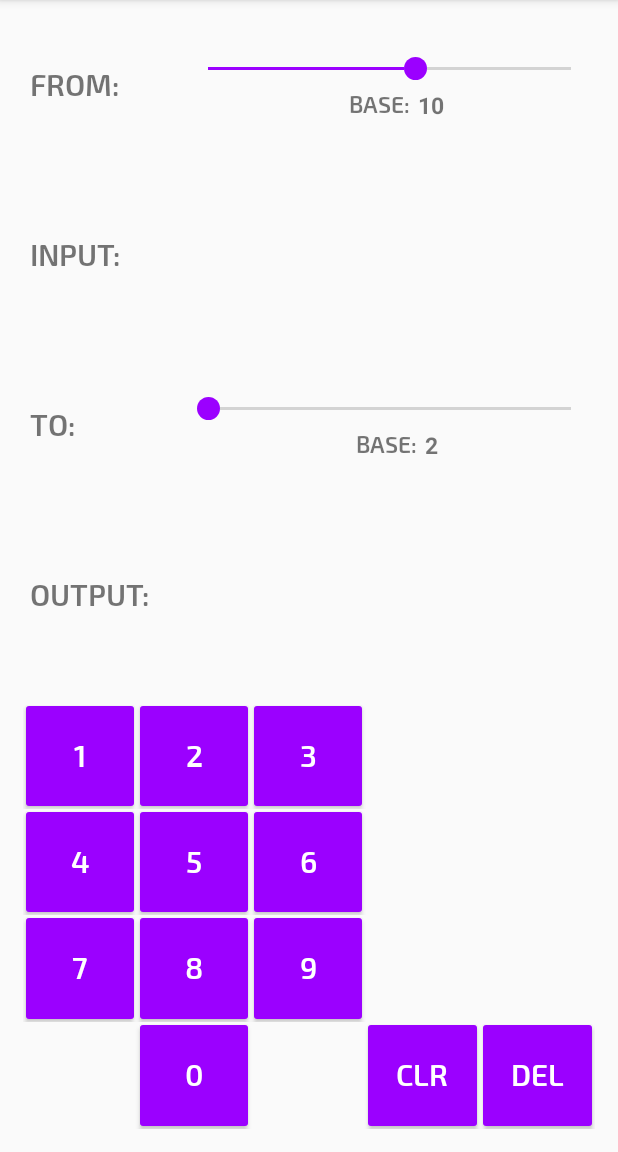
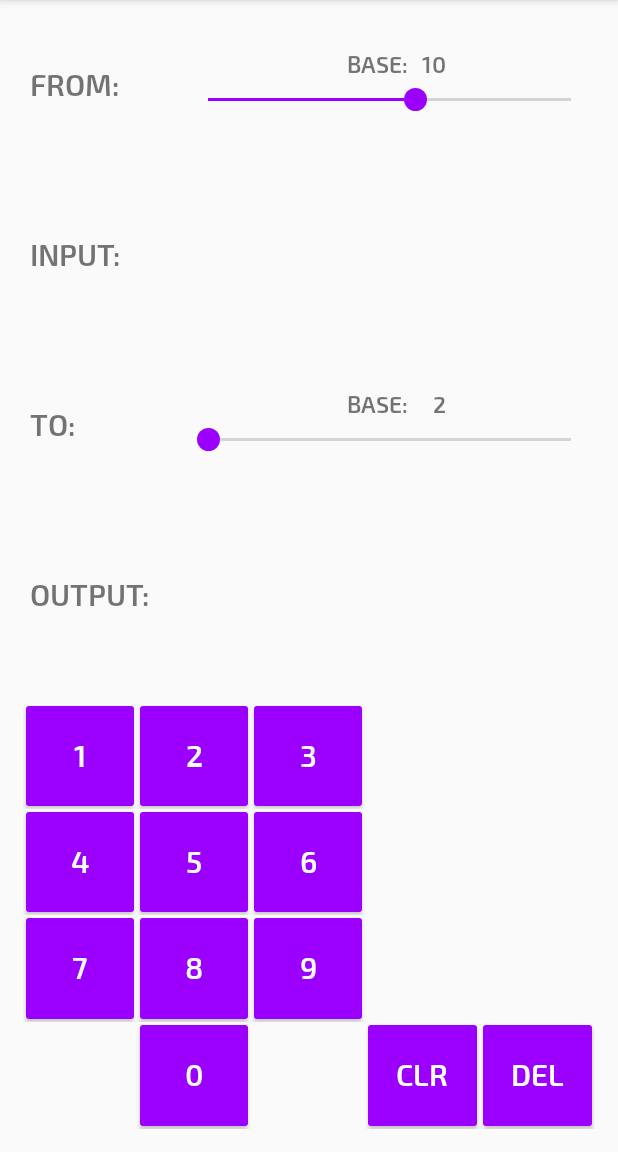
Before and after one commit to nicoqueijo/Android-Base-Converter, an Android app: the screen it shows after launch (MainActivity), on a phone screen of 412 x 824 dp, the part 84-1236 px from its top. Run offline under Robolectric (Android 15) with nearby library versions, the phone set to English and light mode, and no system bars.

Commit message:
made many small layout fixes

```diff
--- a/app/src/main/java/com/nicoqueijo/android/baseconverter/MainActivity.java
+++ b/app/src/main/java/com/nicoqueijo/android/baseconverter/MainActivity.java
@@ -25,8 +25,8 @@ import java.util.ArrayList;
  */
 public class MainActivity extends AppCompatActivity {
 
-    private final String EXO_2_SEMIBOLD_FONT_PATH = "fonts/Exo_2/Exo2-SemiBold.ttf";
-    private final String EXO_2_REGULAR_FONT_PATH = "fonts/Exo_2/Exo2-Regular.ttf";
+    private static final String EXO_2_SEMIBOLD_FONT_PATH = "fonts/Exo_2/Exo2-SemiBold.ttf";
+    private static final String EXO_2_REGULAR_FONT_PATH = "fonts/Exo_2/Exo2-Regular.ttf";
     private final String COPIED_TO_CLIPBOARD_MESSAGE = "Copied to clipboard!";
 
     private final int SEEKBAR_FROM_START_LOCATION = 8;
@@ -163,9 +163,10 @@ public class MainActivity extends AppCompatActivity {
 
         mAllViewsArray = new View[]{
                 mFromLabel, mToLabel, mInputLabel, mOutputLabel, mBaseToLabel, mBaseFromLabel,
-                mInputValueLabel, mOutputValueLabel, mButton0, mButton1, mButton2, mButton3, mButton4,
-                mButton5, mButton6, mButton7, mButton8, mButton9, mButtonA, mButtonB,
-                mButtonC, mButtonD, mButtonE, mButtonF, mButtonDel, mButtonClr
+                mBaseToNumberLabel, mBaseFromNumberLabel, mInputValueLabel, mOutputValueLabel,
+                mButton0, mButton1, mButton2, mButton3, mButton4, mButton5, mButton6, mButton7,
+                mButton8, mButton9, mButtonA, mButtonB, mButtonC, mButtonD, mButtonE, mButtonF,
+                mButtonDel, mButtonClr
         };
 
         mCustomFontSemiBold = Typeface.createFromAsset(getAssets(), EXO_2_SEMIBOLD_FONT_PATH);
--- a/app/src/main/res/drawable/custom_button.xml
+++ b/app/src/main/res/drawable/custom_button.xml
@@ -1,5 +1,6 @@
 <?xml version="1.0" encoding="utf-8"?>
-<shape xmlns:android="http://schemas.android.com/apk/res/android">
+<shape xmlns:android="http://schemas.android.com/apk/res/android"
+       android:shape="rectangle">
     <corners android:radius="2dp"/>
     <padding
         android:bottom="10dp"
--- a/app/src/main/res/drawable/custom_thumb.xml
+++ b/app/src/main/res/drawable/custom_thumb.xml
@@ -1,10 +1,8 @@
 <?xml version="1.0" encoding="utf-8"?>
 <shape xmlns:android="http://schemas.android.com/apk/res/android"
        android:shape="oval">
-
     <size
         android:width="15dp"
         android:height="15dp"/>
     <solid android:color="@color/colorPrimary"/>
-
 </shape>
--- a/app/src/main/res/layout-land/activity_main.xml
+++ b/app/src/main/res/layout-land/activity_main.xml
@@ -22,22 +22,22 @@
 
             <TextView
                 android:id="@+id/from_label"
-                style="@style/TextLabelStyleLandscape"
+                style="@style/TextLabelStyle.Landscape"
                 android:text="@string/from"/>
 
             <TextView
                 android:id="@+id/input_label"
-                style="@style/TextLabelStyleLandscape"
+                style="@style/TextLabelStyle.Landscape"
                 android:text="@string/input"/>
 
             <TextView
                 android:id="@+id/to_label"
-                style="@style/TextLabelStyleLandscape"
+                style="@style/TextLabelStyle.Landscape"
                 android:text="@string/to"/>
 
             <TextView
                 android:id="@+id/output_label"
-                style="@style/TextLabelStyleLandscape"
+                style="@style/TextLabelStyle.Landscape"
                 android:text="@string/output"/>
 
         </LinearLayout>
@@ -57,10 +57,6 @@
                 android:gravity="center_vertical"
                 android:orientation="vertical">
 
-                <SeekBar
-                    android:id="@+id/seekbar_from_controller"
-                    style="@style/SeekBarStyle"/>
-
                 <LinearLayout
                     android:layout_width="match_parent"
                     android:layout_height="wrap_content"
@@ -73,14 +69,14 @@
 
                     <TextView
                         android:id="@+id/base_from_number_label"
-                        android:layout_width="wrap_content"
-                        android:layout_height="wrap_content"
-                        android:paddingLeft="5dp"
-                        android:text="10"
-                        android:textSize="15dp"
-                        android:textStyle="bold"/>
+                        style="@style/BaseNumberLabelStyle"
+                        android:text="@string/base_from_starting_point"/>
 
                 </LinearLayout>
+
+                <SeekBar
+                    android:id="@+id/seekbar_from_controller"
+                    style="@style/SeekBarStyle"/>
 
             </LinearLayout>
 
@@ -106,10 +102,6 @@
                 android:gravity="center_vertical"
                 android:orientation="vertical">
 
-                <SeekBar
-                    android:id="@+id/seekbar_to_controller"
-                    style="@style/SeekBarStyle"/>
-
                 <LinearLayout
                     android:layout_width="match_parent"
                     android:layout_height="wrap_content"
@@ -122,14 +114,14 @@
 
                     <TextView
                         android:id="@+id/base_to_number_label"
-                        android:layout_width="wrap_content"
-                        android:layout_height="wrap_content"
-                        android:paddingLeft="5dp"
-                        android:text="2"
-                        android:textSize="15dp"
-                        android:textStyle="bold"/>
+                        style="@style/BaseNumberLabelStyle"
+                        android:text="@string/base_to_starting_point"/>
 
                 </LinearLayout>
+
+                <SeekBar
+                    android:id="@+id/seekbar_to_controller"
+                    style="@style/SeekBarStyle"/>
 
             </LinearLayout>
 
@@ -155,20 +147,73 @@
         android:id="@+id/buttons_container"
         android:layout_width="0dp"
         android:layout_height="match_parent"
-        android:layout_margin="5dp"
-        android:layout_weight="5">
+        android:layout_marginBottom="12dp"
+        android:layout_marginLeft="5dp"
+        android:layout_marginRight="12dp"
+        android:layout_marginTop="12dp"
+        android:layout_weight="4">
 
         <LinearLayout
             android:id="@+id/buttons_grid"
             android:layout_width="match_parent"
             android:layout_height="match_parent"
             android:orientation="vertical"
-            android:weightSum="4">
+            android:weightSum="6">
 
             <!-- First Row -->
             <LinearLayout
                 android:id="@+id/buttons_first_row"
-                style="@style/ButtonRowStyle">
+                style="@style/ButtonRowStyle.Landscape">
+
+                <Button
+                    android:id="@+id/button_A"
+                    style="@style/ButtonStyle"
+                    android:text="@string/button_A"
+                    android:visibility="invisible"/>
+
+                <Button
+                    android:id="@+id/button_B"
+                    style="@style/ButtonStyle"
+                    android:text="@string/button_B"
+                    android:visibility="invisible"/>
+
+                <Button
+                    android:id="@+id/button_C"
+                    style="@style/ButtonStyle"
+                    android:text="@string/button_C"
+                    android:visibility="invisible"/>
+
+            </LinearLayout>
+
+            <!-- Second Row -->
+            <LinearLayout
+                android:id="@+id/buttons_second_row"
+                style="@style/ButtonRowStyle.Landscape">
+
+                <Button
+                    android:id="@+id/button_D"
+                    style="@style/ButtonStyle"
+                    android:text="@string/button_D"
+                    android:visibility="invisible"/>
+
+                <Button
+                    android:id="@+id/button_E"
+                    style="@style/ButtonStyle"
+                    android:text="@string/button_E"
+                    android:visibility="invisible"/>
+
+                <Button
+                    android:id="@+id/button_F"
+                    style="@style/ButtonStyle"
+                    android:text="@string/button_F"
+                    android:visibility="invisible"/>
+
+            </LinearLayout>
+
+            <!-- Third Row -->
+            <LinearLayout
+                android:id="@+id/buttons_third_row"
+                style="@style/ButtonRowStyle.Landscape">
 
                 <Button
                     android:id="@+id/button_1"
@@ -188,24 +233,12 @@
                     android:text="@string/button_3"
                     android:visibility="visible"/>
 
-                <Button
-                    android:id="@+id/button_A"
-                    style="@style/ButtonStyle"
-                    android:text="@string/button_A"
-                    android:visibility="invisible"/>
-
-                <Button
-                    android:id="@+id/button_B"
-                    style="@style/ButtonStyle"
-                    android:text="@string/button_B"
-                    android:visibility="invisible"/>
-
             </LinearLayout>
 
-            <!-- Second Row -->
+            <!-- Fourth Row -->
             <LinearLayout
-                android:id="@+id/buttons_second_row"
-                style="@style/ButtonRowStyle">
+                android:id="@+id/buttons_fourth_row"
+                style="@style/ButtonRowStyle.Landscape">
 
                 <Button
                     android:id="@+id/button_4"
@@ -225,24 +258,12 @@
                     android:text="@string/button_6"
                     android:visibility="visible"/>
 
-                <Button
-                    android:id="@+id/button_C"
-                    style="@style/ButtonStyle"
-                    android:text="@string/button_C"
-                    android:visibility="invisible"/>
-
-                <Button
-                    android:id="@+id/button_D"
-                    style="@style/ButtonStyle"
-                    android:text="@string/button_D"
-                    android:visibility="invisible"/>
-
             </LinearLayout>
 
-            <!-- Third Row -->
+            <!-- Fifth Row -->
             <LinearLayout
-                android:id="@+id/buttons_third_row"
-                style="@style/ButtonRowStyle">
+                android:id="@+id/buttons_fifth_row"
+                style="@style/ButtonRowStyle.Landscape">
 
                 <Button
                     android:id="@+id/button_7"
@@ -262,44 +283,18 @@
                     android:text="@string/button_9"
                     android:visibility="visible"/>
 
-                <Button
-                    android:id="@+id/button_E"
-                    style="@style/ButtonStyle"
-                    android:text="@string/button_E"
-                    android:visibility="invisible"/>
-
-                <Button
-                    android:id="@+id/button_F"
-                    style="@style/ButtonStyle"
-                    android:text="@string/button_F"
-                    android:visibility="invisible"/>
-
             </LinearLayout>
 
-            <!-- Fourth Row -->
+            <!-- Sixth Row -->
             <LinearLayout
-                android:id="@+id/buttons_fourth_row"
-                style="@style/ButtonRowStyle">
-
-                <Button
-                    android:layout_width="0dp"
-                    android:layout_height="match_parent"
-                    android:layout_margin="2dp"
-                    android:layout_weight="1"
-                    android:visibility="invisible"/>
+                android:id="@+id/buttons_sixth_row"
+                style="@style/ButtonRowStyle.Landscape">
 
                 <Button
                     android:id="@+id/button_0"
                     style="@style/ButtonStyle"
                     android:text="@string/button_0"
                     android:visibility="visible"/>
-
-                <Button
-                    android:layout_width="0dp"
-                    android:layout_height="match_parent"
-                    android:layout_margin="2dp"
-                    android:layout_weight="1"
-                    android:visibility="invisible"/>
 
                 <Button
                     android:id="@+id/button_clr"
--- a/app/src/main/res/layout/activity_main.xml
+++ b/app/src/main/res/layout/activity_main.xml
@@ -23,22 +23,22 @@
 
             <TextView
                 android:id="@+id/from_label"
-                style="@style/TextLabelStylePortrait"
+                style="@style/TextLabelStyle.Portrait"
                 android:text="@string/from"/>
 
             <TextView
                 android:id="@+id/input_label"
-                style="@style/TextLabelStylePortrait"
+                style="@style/TextLabelStyle.Portrait"
                 android:text="@string/input"/>
 
             <TextView
                 android:id="@+id/to_label"
-                style="@style/TextLabelStylePortrait"
+                style="@style/TextLabelStyle.Portrait"
                 android:text="@string/to"/>
 
             <TextView
                 android:id="@+id/output_label"
-                style="@style/TextLabelStylePortrait"
+                style="@style/TextLabelStyle.Portrait"
                 android:text="@string/output"/>
 
         </LinearLayout>
@@ -58,10 +58,6 @@
                 android:gravity="center_vertical"
                 android:orientation="vertical">
 
-                <SeekBar
-                    android:id="@+id/seekbar_from_controller"
-                    style="@style/SeekBarStyle"/>
-
                 <LinearLayout
                     android:layout_width="match_parent"
                     android:layout_height="wrap_content"
@@ -74,14 +70,14 @@
 
                     <TextView
                         android:id="@+id/base_from_number_label"
-                        android:layout_width="wrap_content"
-                        android:layout_height="wrap_content"
-                        android:paddingLeft="5dp"
-                        android:text="10"
-                        android:textSize="15dp"
-                        android:textStyle="bold"/>
+                        style="@style/BaseNumberLabelStyle"
+                        android:text="@string/base_from_starting_point"/>
 
                 </LinearLayout>
+
+                <SeekBar
+                    android:id="@+id/seekbar_from_controller"
+                    style="@style/SeekBarStyle"/>
 
             </LinearLayout>
 
@@ -107,10 +103,6 @@
                 android:gravity="center_vertical"
                 android:orientation="vertical">
 
-                <SeekBar
-                    android:id="@+id/seekbar_to_controller"
-                    style="@style/SeekBarStyle"/>
-
                 <LinearLayout
                     android:layout_width="match_parent"
                     android:layout_height="wrap_content"
@@ -123,14 +115,14 @@
 
                     <TextView
                         android:id="@+id/base_to_number_label"
-                        android:layout_width="wrap_content"
-                        android:layout_height="wrap_content"
-                        android:paddingLeft="5dp"
-                        android:text="2"
-                        android:textSize="15dp"
-                        android:textStyle="bold"/>
+                        style="@style/BaseNumberLabelStyle"
+                        android:text="@string/base_to_starting_point"/>
 
                 </LinearLayout>
+
+                <SeekBar
+                    android:id="@+id/seekbar_to_controller"
+                    style="@style/SeekBarStyle"/>
 
             </LinearLayout>
 
@@ -169,7 +161,7 @@
             <!-- First Row -->
             <LinearLayout
                 android:id="@+id/buttons_first_row"
-                style="@style/ButtonRowStyle">
+                style="@style/ButtonRowStyle.Portrait">
 
                 <Button
                     android:id="@+id/button_1"
--- a/app/src/main/res/values/strings.xml
+++ b/app/src/main/res/values/strings.xml
@@ -1,4 +1,6 @@
 <resources>
+    <string name="base_from_starting_point">10</string>
+    <string name="base_to_starting_point">2</string>
     <string name="button_0">0</string>
     <string name="button_1">1</string>
     <string name="button_2">2</string>
--- a/app/src/main/res/values/styles.xml
+++ b/app/src/main/res/values/styles.xml
@@ -9,30 +9,20 @@
         <item name="android:actionMenuTextColor">@color/colorDarkGray</item>
     </style>
 
-    <style name="TextLabelStylePortrait">
-        <item name="android:layout_width">wrap_content</item>
-        <item name="android:layout_height">wrap_content</item>
-        <item name="android:layout_marginLeft">20dp</item>
-        <item name="android:layout_weight">1</item>
-        <item name="android:gravity">center_vertical</item>
-        <item name="android:textSize">20sp</item>
-    </style>
-
-    <style name="TextLabelStyleLandscape">
-        <item name="android:layout_width">wrap_content</item>
-        <item name="android:layout_height">wrap_content</item>
-        <item name="android:layout_marginLeft">10dp</item>
-        <item name="android:layout_weight">1</item>
-        <item name="android:gravity">center_vertical</item>
-        <item name="android:textSize">20sp</item>
-    </style>
-
-    <style name="BaseNumberLabelStyle">
+    <style name="TextLabelStyle">
         <item name="android:layout_width">wrap_content</item>
         <item name="android:layout_height">wrap_content</item>
         <item name="android:layout_weight">1</item>
-        <item name="android:gravity">center_horizontal</item>
-        <item name="android:textSize">15dp</item>
+        <item name="android:gravity">center_vertical</item>
+        <item name="android:textSize">20dp</item>
+    </style>
+
+    <style name="TextLabelStyle.Portrait">
+        <item name="android:layout_marginLeft">20dp</item>
+    </style>
+
+    <style name="TextLabelStyle.Landscape">
+        <item name="android:layout_marginLeft">17dp</item>
     </style>
 
     <style name="SeekBarStyle">
@@ -55,13 +45,22 @@
         <item name="android:textSize">15dp</item>
     </style>
 
+    <style name="BaseNumberLabelStyle">
+        <item name="android:layout_width">25dp</item>
+        <item name="android:layout_height">wrap_content</item>
+        <item name="android:gravity">end</item>
+        <item name="android:paddingLeft">5dp</item>
+        <item name="android:textSize">15dp</item>
+        <item name="android:textStyle">bold</item>
+    </style>
+
     <style name="InputOutputStyle">
         <item name="android:layout_width">match_parent</item>
         <item name="android:layout_height">wrap_content</item>
         <item name="android:layout_marginLeft">15dp</item>
         <item name="android:layout_marginRight">15dp</item>
         <item name="android:gravity">center</item>
-        <item name="android:textSize">21sp</item>
+        <item name="android:textSize">21dp</item>
     </style>
 
     <style name="ButtonRowStyle">
@@ -70,6 +69,14 @@
         <item name="android:layout_weight">1</item>
         <item name="android:orientation">horizontal</item>
         <item name="android:weightSum">5</item>
+    </style>
+
+    <style name="ButtonRowStyle.Portrait">
+        <item name="android:weightSum">5</item>
+    </style>
+
+    <style name="ButtonRowStyle.Landscape">
+        <item name="android:weightSum">3</item>
     </style>
 
     <style name="ButtonStyle">
```
